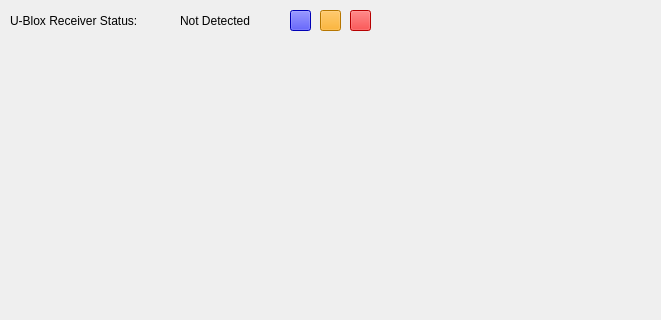
Before: the Qt Designer form source/example/ublox_receiver_plugin/ublox_receiver_view.ui in Team-Pinpoint/skydel-plug-ins, drawn with Qt 5; both pictures show x 0 to 661 and y 0 to 320 of the 800 by 600 pixel window.
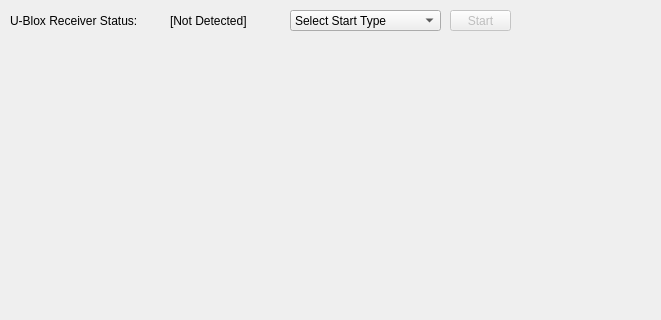
After: the same form once the commit is applied.

Commit message: codestyle changes and suggested start ui changes from demo

Patch:
```diff
--- a/source/example/ublox_receiver_plugin/ublox_receiver_view.ui
+++ b/source/example/ublox_receiver_plugin/ublox_receiver_view.ui
@@ -10,12 +10,6 @@
     <height>600</height>
    </rect>
   </property>
-  <property name="font">
-   <font>
-    <weight>50</weight>
-    <bold>false</bold>
-   </font>
-  </property>
   <property name="windowTitle">
    <string>UbloxReceiverView</string>
   </property>
@@ -24,7 +18,7 @@
     <rect>
      <x>10</x>
      <y>10</y>
-     <width>361</width>
+     <width>501</width>
      <height>21</height>
     </rect>
    </property>
@@ -44,62 +38,60 @@
    <widget class="QLabel" name="receiverStatusLabel">
     <property name="geometry">
      <rect>
-      <x>170</x>
+      <x>160</x>
       <y>0</y>
       <width>101</width>
       <height>21</height>
      </rect>
     </property>
     <property name="text">
-     <string>Not Detected</string>
+     <string>[Not Detected]</string>
     </property>
    </widget>
-   <widget class="QPushButton" name="coldStartButton">
+   <widget class="QComboBox" name="startTypeSelect">
     <property name="geometry">
      <rect>
       <x>280</x>
       <y>0</y>
-      <width>21</width>
+      <width>151</width>
       <height>21</height>
      </rect>
     </property>
-    <property name="toolTip">
-     <string>Cold Start</string>
-    </property>
-    <property name="styleSheet">
-     <string notr="true">background-color: blue</string>
-    </property>
+    <item>
+     <property name="text">
+      <string>Select Start Type</string>
+     </property>
+    </item>
+    <item>
+     <property name="text">
+      <string>Cold</string>
+     </property>
+    </item>
+    <item>
+     <property name="text">
+      <string>Warm</string>
+     </property>
+    </item>
+    <item>
+     <property name="text">
+      <string>Hot</string>
+     </property>
+    </item>
    </widget>
-   <widget class="QPushButton" name="warmStartButton">
-    <property name="geometry">
-     <rect>
-      <x>310</x>
-      <y>0</y>
-      <width>21</width>
-      <height>21</height>
-     </rect>
+   <widget class="QPushButton" name="startButton">
+    <property name="enabled">
+     <bool>false</bool>
     </property>
-    <property name="toolTip">
-     <string>Warm Start</string>
-    </property>
-    <property name="styleSheet">
-     <string notr="true">background-color: orange</string>
-    </property>
-   </widget>
-   <widget class="QPushButton" name="hotStartButton">
     <property name="geometry">
      <rect>
-      <x>340</x>
+      <x>440</x>
       <y>0</y>
-      <width>21</width>
+      <width>61</width>
       <height>21</height>
      </rect>
     </property>
-    <property name="toolTip">
-     <string>Hot Start</string>
-    </property>
-    <property name="styleSheet">
-     <string notr="true">background-color: red</string>
+    <property name="text">
+     <string>Start</string>
     </property>
    </widget>
   </widget>
```
The commit also changes 4 other files.
